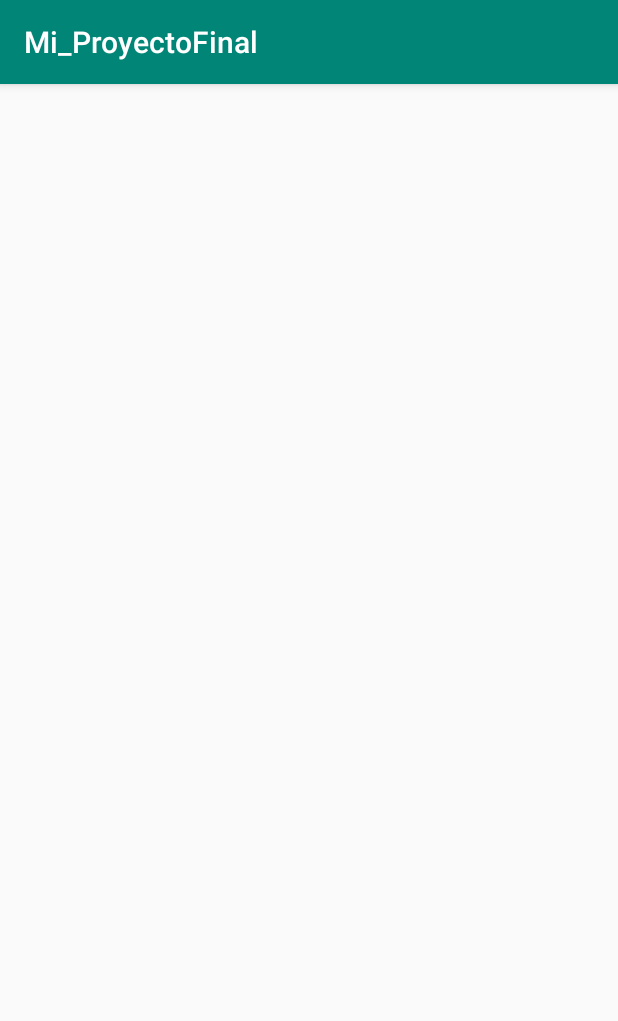
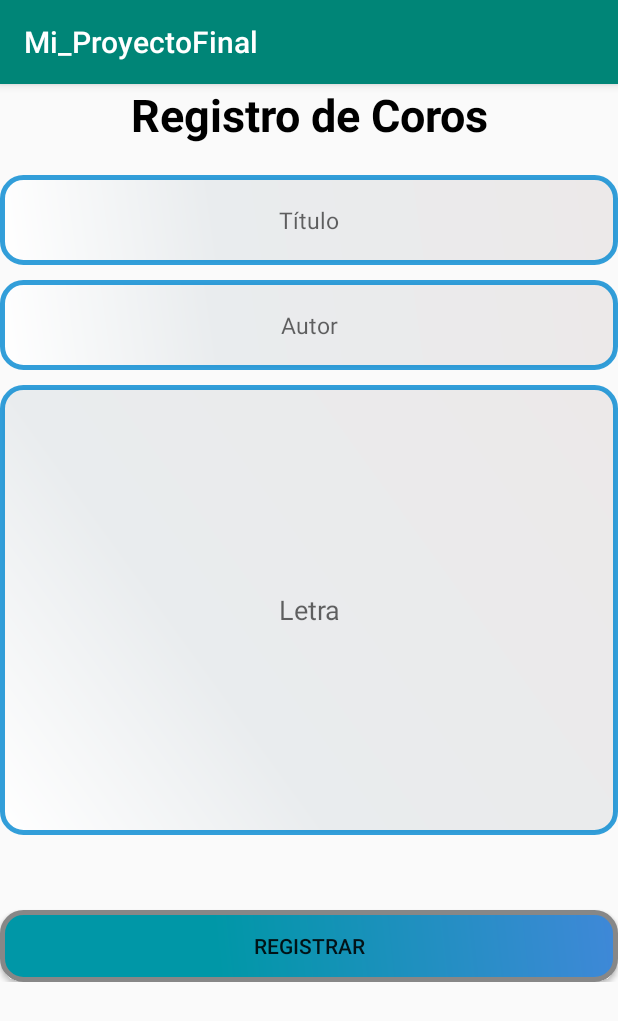
Before and after one commit to kevin2228/ProyectoFinal, an Android app: the CorosActivity screen opened directly, with no data from a screen before it, on a phone screen of 412 x 824 dp. Shown: the top 1021 px of the screen. Run offline under Robolectric (Android 15) with nearby library versions, the phone set to English and light mode, and no system bars; libraries missing offline, so code that uses them is left out: com.loopj.android.

Commit message:
Modifique la interfaz de coros

```diff
--- a/app/src/main/res/layout/activity_coros.xml
+++ b/app/src/main/res/layout/activity_coros.xml
@@ -1,9 +1,76 @@
 <?xml version="1.0" encoding="utf-8"?>
-<androidx.constraintlayout.widget.ConstraintLayout xmlns:android="http://schemas.android.com/apk/res/android"
+<LinearLayout xmlns:android="http://schemas.android.com/apk/res/android"
     xmlns:app="http://schemas.android.com/apk/res-auto"
     xmlns:tools="http://schemas.android.com/tools"
     android:layout_width="match_parent"
     android:layout_height="match_parent"
+    android:orientation="vertical"
     tools:context=".CorosActivity">
 
-</androidx.constraintlayout.widget.ConstraintLayout>
+    <TextView
+        android:layout_width="match_parent"
+        android:layout_height="wrap_content"
+        android:text="Registro de Coros"
+        android:textAlignment="center"
+        android:textColor="#000"
+        android:textStyle="bold"
+        android:textSize="30dp"
+        />
+
+    <ScrollView
+        android:layout_width="match_parent"
+        android:layout_height="match_parent">
+
+
+        <LinearLayout
+            android:layout_width="match_parent"
+            android:layout_height="match_parent"
+            android:orientation="vertical"
+            android:gravity="center">
+
+            <EditText
+                android:id="@+id/ettituloc"
+                android:layout_width="match_parent"
+                android:layout_height="wrap_content"
+                android:textAlignment="center"
+                android:textSize="15dp"
+                android:hint="Título"
+                android:inputType="text"
+                android:background="@drawable/inputboton"
+                android:layout_marginTop="20dp"
+                />
+
+            <EditText
+                android:id="@+id/etautorc"
+                android:layout_width="match_parent"
+                android:layout_height="wrap_content"
+                android:textAlignment="center"
+                android:textSize="15dp"
+                android:hint="Autor"
+                android:layout_marginTop="10dp"
+                android:inputType="text"
+                android:background="@drawable/inputboton"/>
+
+            <EditText
+                android:id="@+id/etletrac"
+                android:layout_width="match_parent"
+                android:layout_height="300dp"
+                android:textAlignment="center"
+                android:hint="Letra"
+                android:layout_marginTop="10dp"
+                android:background="@drawable/inputboton"/>
+
+
+            <Button
+                android:id="@+id/btnRegistrarC"
+                android:layout_width="match_parent"
+                android:layout_height="wrap_content"
+                android:text="Registrar"
+                android:layout_marginTop="50dp"
+                android:background="@drawable/btn_estilo"
+                />
+
+        </LinearLayout>
+    </ScrollView>
+
+</LinearLayout>
```
